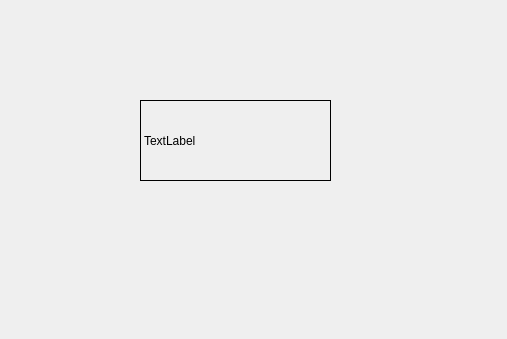
NekoSilverFox/Qt, file 025_Qt_Event/widget.ui: the form before one commit.
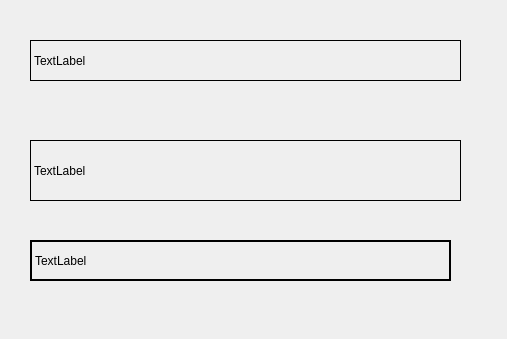
The form after the commit. Custom widgets are drawn as their Qt base class.

The edit to the form file:
```diff
--- a/025_Qt_Event/widget.ui
+++ b/025_Qt_Event/widget.ui
@@ -16,10 +16,10 @@
   <widget class="MyLabel" name="label">
    <property name="geometry">
     <rect>
-     <x>140</x>
-     <y>100</y>
-     <width>191</width>
-     <height>81</height>
+     <x>30</x>
+     <y>40</y>
+     <width>431</width>
+     <height>41</height>
     </rect>
    </property>
    <property name="frameShape">
@@ -29,6 +29,38 @@
     <string>TextLabel</string>
    </property>
   </widget>
+  <widget class="QLabel" name="label_2">
+   <property name="geometry">
+    <rect>
+     <x>30</x>
+     <y>140</y>
+     <width>431</width>
+     <height>61</height>
+    </rect>
+   </property>
+   <property name="frameShape">
+    <enum>QFrame::Panel</enum>
+   </property>
+   <property name="text">
+    <string>TextLabel</string>
+   </property>
+  </widget>
+  <widget class="QLabel" name="label_3">
+   <property name="geometry">
+    <rect>
+     <x>30</x>
+     <y>240</y>
+     <width>421</width>
+     <height>41</height>
+    </rect>
+   </property>
+   <property name="frameShape">
+    <enum>QFrame::WinPanel</enum>
+   </property>
+   <property name="text">
+    <string>TextLabel</string>
+   </property>
+  </widget>
  </widget>
  <customwidgets>
   <customwidget>
```
